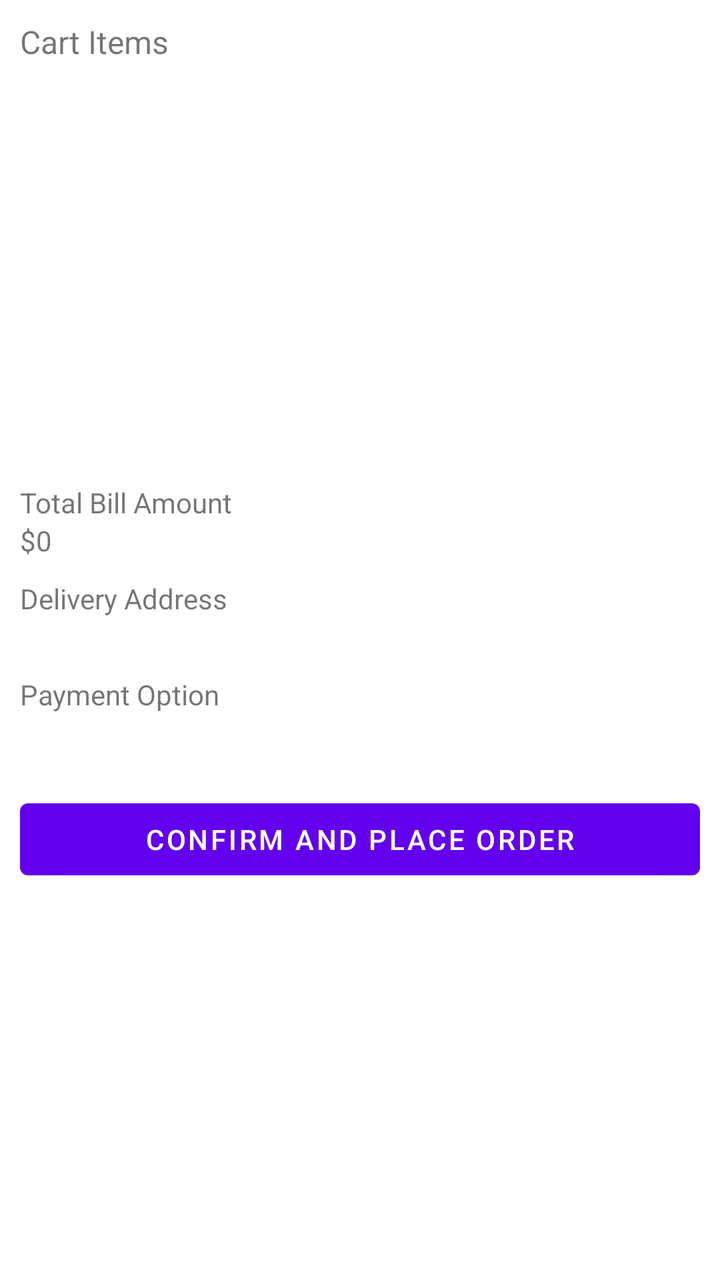
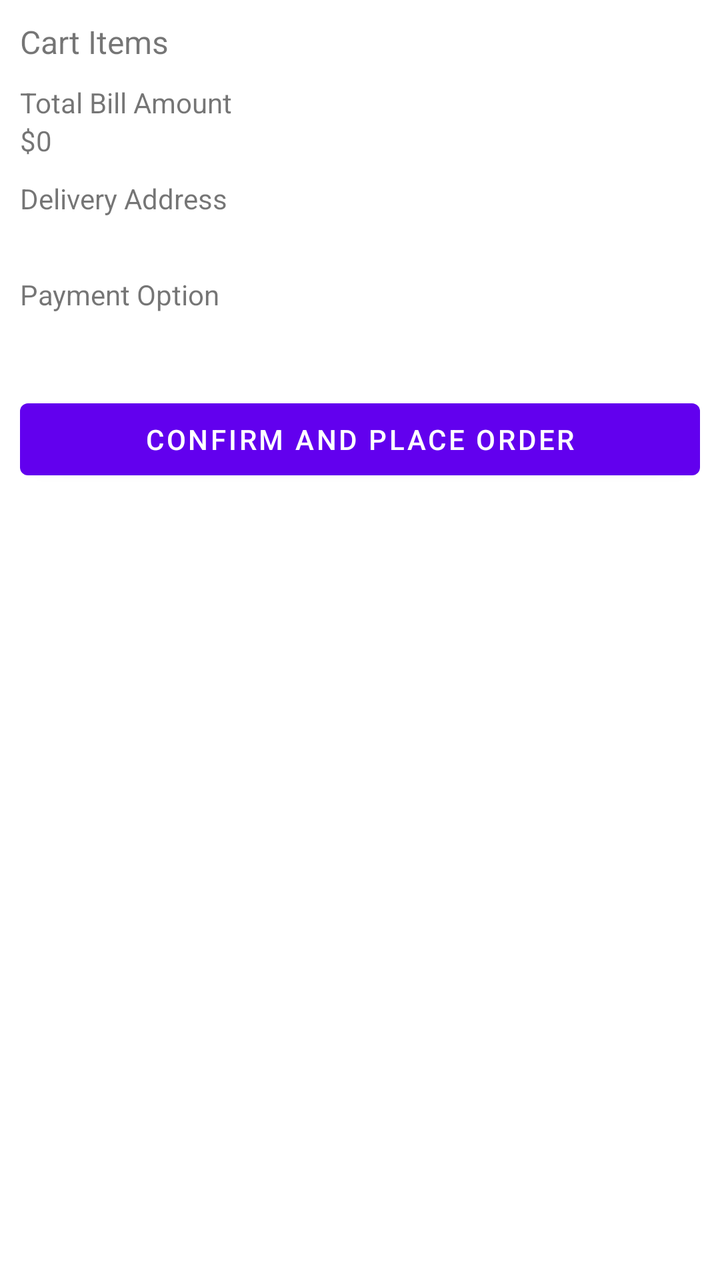

Screens rendered from an Android XML layout before and after an edit, with the pre-edit source and the edit as a unified diff.
<!-- AndroidManifest.xml: application theme Theme.ECommerceShopping -->
<!-- res/layout/fragment_summary.xml -->
<?xml version="1.0" encoding="utf-8"?>
<LinearLayout
    xmlns:android="http://schemas.android.com/apk/res/android"
    android:orientation="vertical"
    android:padding="10dp"
    android:layout_width="match_parent"
    android:layout_height="match_parent">

    <TextView
        android:text="Cart Items"
        android:textSize="16sp"
        android:layout_width="wrap_content"
        android:layout_height="wrap_content"/>

    <androidx.recyclerview.widget.RecyclerView
        android:id="@+id/rvSummary"
        android:layout_width="match_parent"
        android:layout_height="200dp"/>

    <TextView
        android:text="Total Bill Amount"
        android:layout_marginTop="10dp"
        android:layout_width="wrap_content"
        android:layout_height="wrap_content"/>

    <TextView
        android:id="@+id/tvTotal"
        android:text="$0"
        android:layout_width="wrap_content"
        android:layout_height="wrap_content"/>

    <TextView
        android:text="Delivery Address"
        android:layout_marginTop="10dp"
        android:layout_width="wrap_content"
        android:layout_height="wrap_content"/>

    <TextView
        android:id="@+id/tvAddress"
        android:layout_width="match_parent"
        android:layout_height="wrap_content"/>

    <TextView
        android:text="Payment Option"
        android:layout_marginTop="10dp"
        android:layout_width="wrap_content"
        android:layout_height="wrap_content"/>

    <TextView
        android:id="@+id/tvPayment"
        android:layout_width="wrap_content"
        android:layout_height="wrap_content"/>

    <Button
        android:id="@+id/btnPlaceOrder"
        android:text="CONFIRM and PLACE ORDER"
        android:layout_marginTop="20dp"
        android:layout_width="match_parent"
        android:layout_height="wrap_content"/>

</LinearLayout>
<!-- resources referenced by this layout -->
<resources>
  <style name="Theme.ECommerceShopping" parent="Theme.MaterialComponents.Light.NoActionBar" />
</resources>

<!-- the commit's change to res/layout/fragment_summary.xml (unified diff, before → after) -->
@@ -15,7 +15,7 @@
     <androidx.recyclerview.widget.RecyclerView
         android:id="@+id/rvSummary"
         android:layout_width="match_parent"
-        android:layout_height="200dp"/>
+        android:layout_height="wrap_content"/>
 
     <TextView
         android:text="Total Bill Amount"
